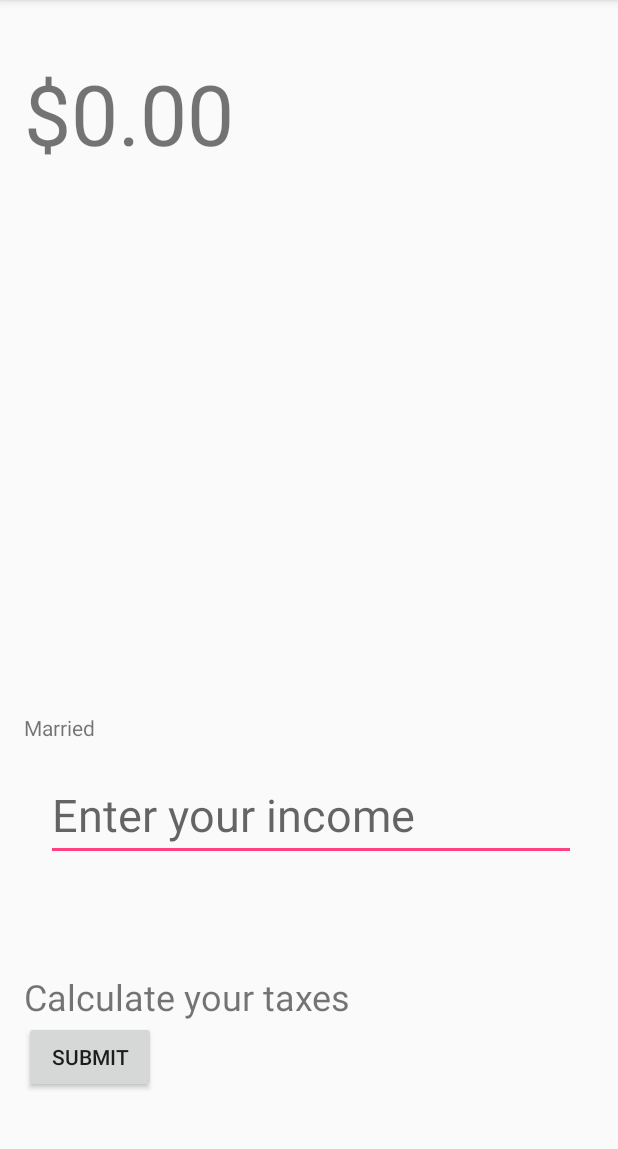
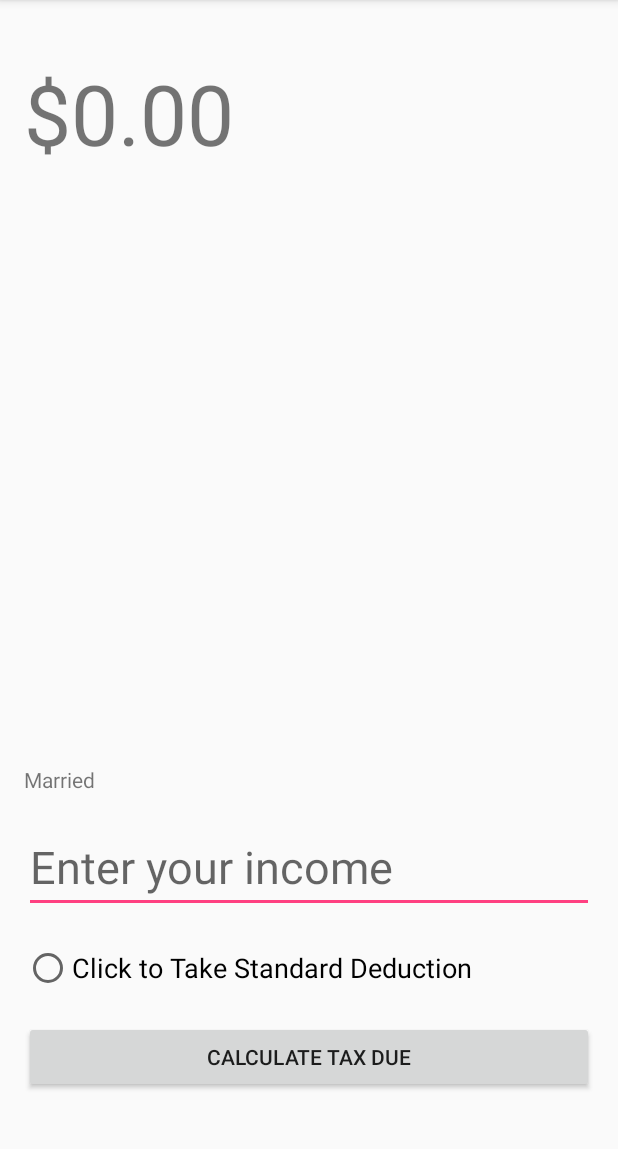
Before and after one commit to HelenMiller-zz/AndroidApps, an Android app: the screen it shows after launch (MarriedActivity), after a tap on "SUBMIT", on a phone screen of 412 x 824 dp, the part 84-1233 px from its top. Run offline under Robolectric (Android 15) with nearby library versions, the phone set to English and light mode, and no system bars.

Commit message:
Making Unique IDs and adding radio buttons with check for Standard Deduction

```diff
--- a/TaxCalculator/app/src/main/java/com/example/helenmiller/taxcalculator/MainActivity.java
+++ b/TaxCalculator/app/src/main/java/com/example/helenmiller/taxcalculator/MainActivity.java
@@ -6,6 +6,7 @@ import android.os.Bundle;
 import android.util.Log;
 import android.view.View;
 import android.widget.Button;
+import android.widget.RadioButton;
 import android.widget.Spinner;
 
 public class MainActivity extends AppCompatActivity {
@@ -21,9 +22,10 @@ public class MainActivity extends AppCompatActivity {
 
         final Spinner isMarried = (Spinner)findViewById(R.id.married);
 
-        Button button = (Button) findViewById(R.id.btnSubmit);
+        Button button = (Button) findViewById(R.id.btnSubmitM);
         button.setOnClickListener(new View.OnClickListener()
         {
+
             public void onClick(View v)
             {
                 final String spinnerSelection = isMarried.getSelectedItem().toString();
@@ -51,14 +53,14 @@ public class MainActivity extends AppCompatActivity {
         testTax(9265, true, true);
         testTax(350000, true, true);
         // Test Married without Deduction
-        Log.d("Tax Calc", "*******Test Married without Deduction******");
+        Log.d("Tax Calc", "*******Test Married without Deduction");
         testTax(0, true, false);
         testTax(1, true, false);
-        testTax(9274, true, false);
-        testTax(9276, true, false);
+        testTax(18550, true, false);
+        testTax(18551, true, false);
         testTax(0, true, false);
-        testTax(0, true, false);
-        testTax(0, true, false);
+        testTax(4600098, true, false);
+        testTax(99999999, true, false);
 
         // Test Single without Deduction
 
--- a/TaxCalculator/app/src/main/java/com/example/helenmiller/taxcalculator/MarriedActivity.java
+++ b/TaxCalculator/app/src/main/java/com/example/helenmiller/taxcalculator/MarriedActivity.java
@@ -5,6 +5,7 @@ import android.os.Bundle;
 import android.view.View;
 import android.widget.Button;
 import android.widget.EditText;
+import android.widget.RadioButton;
 import android.widget.TextView;
 
 import java.text.DecimalFormat;
@@ -15,21 +16,32 @@ public class MarriedActivity extends AppCompatActivity {
     protected void onCreate(Bundle savedInstanceState) {
         super.onCreate(savedInstanceState);
         setContentView(R.layout.activity_married);
-        final EditText individualIncomeEntered = ((EditText) findViewById(R.id.txtEnterIncome));
+        final EditText individualIncomeEntered = ((EditText) findViewById(R.id.txtEnterIncomeM));
 
-        Button button = (Button) findViewById(R.id.btnSubmit); // submit button
+        Button button = (Button) findViewById(R.id.btnSubmitM); // submit button
         button.setOnClickListener(new View.OnClickListener() {
 
-            final TextView taxDue = ((TextView) findViewById(R.id.TaxDue));  // TextView which will show user what taxes they owe
+            final TextView taxDue = ((TextView) findViewById(R.id.TaxDueM));  // TextView which will show user what taxes they owe
 
 
             public void onClick(View v) {
+
+                boolean takeDeductionM;
+                final RadioButton isDeductionChecked = (RadioButton) findViewById(R.id.radioDedcutionM);
+                if (isDeductionChecked.isChecked())
+                {
+                    takeDeductionM = true;
+                }
+                else
+                {
+                    takeDeductionM = false;
+                }
 
                 double incomeEntered = Double.parseDouble(individualIncomeEntered.getText().toString()); // parsing user input from String to int
 
                 DecimalFormat currency = new DecimalFormat("$###,###.##"); // creating currency object to format tax due
 
-                taxDue.setText(currency.format(TaxBrackets.getTaxBurden(incomeEntered, true, true)));
+                taxDue.setText(currency.format(TaxBrackets.getTaxBurden(incomeEntered, true, takeDeductionM)));
             }
 
         });
--- a/TaxCalculator/app/src/main/java/com/example/helenmiller/taxcalculator/TaxBrackets.java
+++ b/TaxCalculator/app/src/main/java/com/example/helenmiller/taxcalculator/TaxBrackets.java
@@ -34,7 +34,8 @@ public class TaxBrackets {
                 {0, 1855, 10367.5, 29517.50 , 51791.50 , 111818.50 , 130578.50 }
         };
 
-        if (takeDeduction == true) {
+        if (takeDeduction == true)
+        {
             if (isMarried == true)
                 incomeEntered = incomeEntered - 12600;
             else
--- a/TaxCalculator/app/src/main/res/layout/activity_main.xml
+++ b/TaxCalculator/app/src/main/res/layout/activity_main.xml
@@ -26,14 +26,14 @@
         android:id="@+id/married"
         android:entries="@array/txtMarried"
         android:layout_marginBottom="11dp"
-        android:layout_above="@+id/btnSubmit"
+        android:layout_above="@+id/btnSubmitM"
         android:layout_alignParentStart="true" />
 
     <Button
         android:text="@string/Submit"
         android:layout_width="wrap_content"
         android:layout_height="wrap_content"
-        android:id="@+id/btnSubmit"
+        android:id="@+id/btnSubmitM"
         android:layout_marginBottom="59dp"
         android:layout_alignParentBottom="true"
         android:layout_alignParentStart="true" />
--- a/TaxCalculator/app/src/main/res/layout/activity_married.xml
+++ b/TaxCalculator/app/src/main/res/layout/activity_married.xml
@@ -12,9 +12,9 @@
 
     <TextView
         android:text="@string/txtTaxDue"
-        android:layout_width="wrap_content"
+        android:layout_width="match_parent"
         android:layout_height="wrap_content"
-        android:id="@+id/TaxDue"
+        android:id="@+id/TaxDueM"
         android:textSize="56sp"
         android:typeface="sans"
         android:layout_alignParentTop="true"
@@ -23,42 +23,44 @@
         android:layout_alignParentEnd="true" />
 
     <TextView
-        android:text="@string/txtCalculate"
-        android:layout_width="wrap_content"
+        android:text="@string/txtMarry"
+        android:layout_width="match_parent"
         android:layout_height="wrap_content"
-        android:id="@+id/textView2"
-        android:textSize="24sp"
-        android:layout_above="@+id/btnSubmit"
+        android:id="@+id/textView3"
+        android:layout_alignBottom="@+id/txtEnterIncomeM"
+        android:layout_alignParentStart="true"
+        android:layout_marginBottom="79dp"
+        android:layout_weight="0.13" />
+
+    <Button
+        android:text="@string/btnCalculate"
+        android:layout_width="match_parent"
+        android:layout_height="wrap_content"
+        android:id="@+id/btnSubmitM"
+        android:layout_marginBottom="23dp"
+        android:layout_alignParentBottom="true"
         android:layout_alignParentStart="true" />
 
-    <TextView
-        android:text="@string/txtMarry"
-        android:layout_width="wrap_content"
-        android:layout_height="wrap_content"
-        android:id="@+id/textView3"
-        android:layout_alignBottom="@+id/txtEnterIncome"
-        android:layout_alignParentStart="true"
-        android:layout_marginBottom="79dp" />
-
     <EditText
-        android:layout_width="wrap_content"
+        android:layout_width="match_parent"
         android:layout_height="wrap_content"
         android:inputType="numberDecimal"
         android:ems="10"
-        android:id="@+id/txtEnterIncome"
+        android:id="@+id/txtEnterIncomeM"
         android:hint="@string/edtIncome"
         android:textSize="30sp"
-        android:layout_marginBottom="74dp"
-        android:layout_above="@+id/textView2"
-        android:layout_alignParentEnd="true"
-        android:layout_marginEnd="12dp" />
+        android:layout_marginBottom="72dp"
+        android:layout_above="@+id/btnSubmitM"
+        android:layout_alignParentStart="true" />
 
-    <Button
-        android:text="@string/Submit"
+    <RadioButton
+        android:text="@string/rdioTakeDeduction"
         android:layout_width="wrap_content"
         android:layout_height="wrap_content"
-        android:id="@+id/btnSubmit"
-        android:layout_marginBottom="23dp"
-        android:layout_alignParentBottom="true"
+        android:layout_marginBottom="19dp"
+        android:id="@+id/radioDedcutionM"
+        android:textSize="18sp"
+        android:layout_above="@+id/btnSubmitM"
         android:layout_alignParentStart="true" />
+
 </RelativeLayout>
--- a/TaxCalculator/app/src/main/res/values/strings.xml
+++ b/TaxCalculator/app/src/main/res/values/strings.xml
@@ -18,6 +18,8 @@
         <item>Yes</item>
         <item>No</item>
     </string-array>
+    <string name="rdioTakeDeduction">Click to Take Standard Deduction</string>
+    <string name="btnCalculate">CALCULATE TAX DUE</string>
 
 
 </resources>
```
Also changed, not shown: TaxCalculator/app/src/main/java/com/example/helenmiller/taxcalculator/IndividualActivity.java (+14 -1 lines), TaxCalculator/app/src/main/res/layout/activity_individual.xml (+14 -11 lines).
